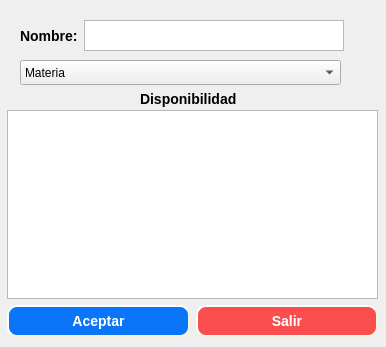
This is newProfessordialog.ui in Santiago-Pinto/colorcraft as Qt 5 draws it before an edit. The edited form follows.
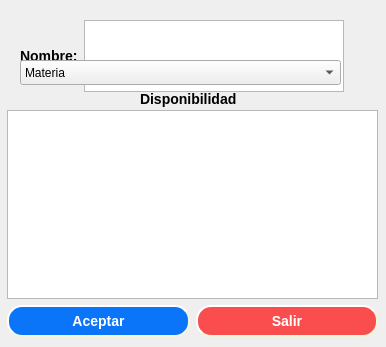
This is the edited form.

Diff of the .ui file:
```diff
--- a/newProfessordialog.ui
+++ b/newProfessordialog.ui
@@ -62,7 +62,7 @@
       background-color: rgb(11, 117, 250);
 	  border-style: outset;
 	  border-width: 2px;
-	  border-radius: 10px;
+	  border-radius: 15px;
 	  border-color: beige;
 	  font: bold 14px;
 	  color: white;
@@ -97,7 +97,7 @@
       background-color: rgb(250, 78, 78);
 	  border-style: outset;
 	  border-width: 2px;
-	  border-radius: 10px;
+	  border-radius: 15px;
 	  border-color: beige;
 	  font: bold 14px;
 	  color: white;
@@ -134,7 +134,7 @@
      <x>20</x>
      <y>20</y>
      <width>324</width>
-     <height>31</height>
+     <height>72</height>
     </rect>
    </property>
    <layout class="QHBoxLayout" name="horizontalLayout">
```
Left out of the diff: 4 changed lines with no effect on the pictures.
